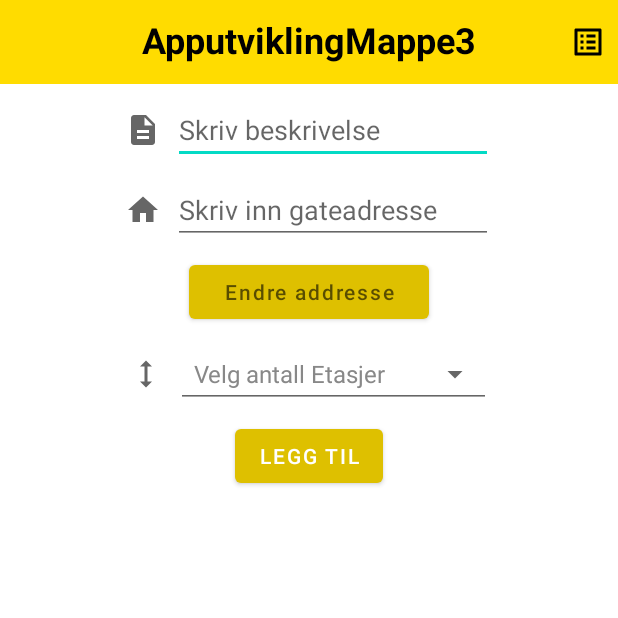
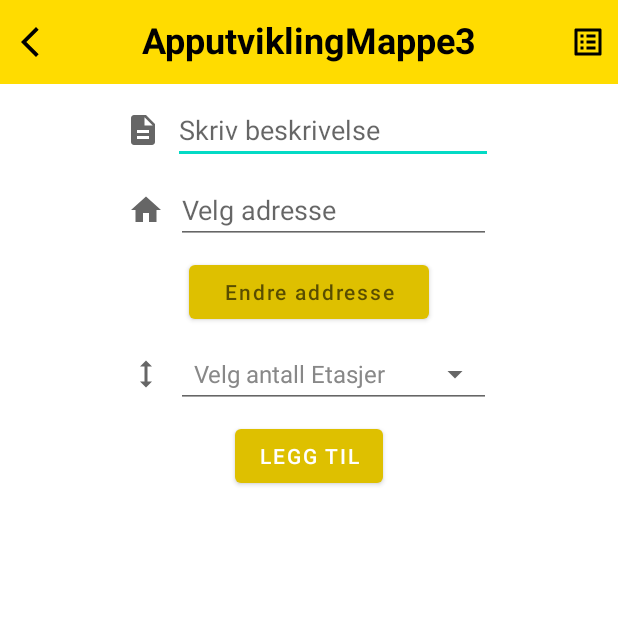
Before and after one commit to WilliamNerem/ApputviklingMappe3, an Android app: the HusList screen opened directly, with no data from a screen before it, after a tap on an icon or button, on a phone screen of 412 x 824 dp, the top half of it. Run offline under Robolectric (Android 15) with nearby library versions, the phone set to English and light mode, and no system bars.

Commit message:
Tilbake knapp, stack, scroll, delete, add fra list, ikke edit på adress

```diff
--- a/app/src/main/java/com/example/apputviklingmappe3_s344106_s344082/DBHandler.java
+++ b/app/src/main/java/com/example/apputviklingmappe3_s344106_s344082/DBHandler.java
@@ -81,6 +81,7 @@ public class DBHandler extends SQLiteOpenHelper {
 
     public void deleteHus(int in_id) {
         getJSON task = new getJSON();
+        System.out.println(in_id);
         String[] params = {"http://studdata.cs.oslomet.no/~dbuser5/www/deleteHus.php?id=" + in_id, "GET"};
         task.execute(params);
     }
--- a/app/src/main/java/com/example/apputviklingmappe3_s344106_s344082/HusList.java
+++ b/app/src/main/java/com/example/apputviklingmappe3_s344106_s344082/HusList.java
@@ -14,6 +14,7 @@ import java.util.List;
 
 public class HusList extends AppCompatActivity {
     private ImageView btnAdd;
+    private ImageView btnBack;
 
     @Override
     protected void onCreate(Bundle savedInstanceState) {
@@ -22,6 +23,7 @@ public class HusList extends AppCompatActivity {
 
         ListView listView = (ListView) findViewById(R.id.list_view_hus);
         btnAdd = (ImageView) findViewById(R.id.add);
+        btnBack = (ImageView) findViewById(R.id.back);
         button();
 
         DBHandler db = new DBHandler(this);
@@ -38,6 +40,14 @@ public class HusList extends AppCompatActivity {
                 startActivity(new Intent(HusList.this, LeggTil.class));
             }
         });
+
+        btnBack.setOnClickListener(new View.OnClickListener() {
+            @Override
+            public void onClick(View view) {
+                startActivity(new Intent(HusList.this, Maps.class));
+                finishAffinity();
+            }
+        });
     }
 
 }
--- a/app/src/main/java/com/example/apputviklingmappe3_s344106_s344082/HusListAdapter.java
+++ b/app/src/main/java/com/example/apputviklingmappe3_s344106_s344082/HusListAdapter.java
@@ -25,7 +25,6 @@ public class HusListAdapter extends ArrayAdapter<Hus> {
     private final int mResource;
     private DBHandler db;
     private final List<Hus> listHus;
-    private int id;
 
     public HusListAdapter(Context context, int resource, List<Hus> objects) {
         super(context, resource, objects);
@@ -45,6 +44,8 @@ public class HusListAdapter extends ArrayAdapter<Hus> {
 
         ImageButton buttonEditHus = (ImageButton) convertView.findViewById(R.id.buttonEditHus);
         ImageButton buttonDeleteHus = (ImageButton) convertView.findViewById(R.id.buttonDeleteHus);
+
+        int id = getItem(position).get_ID();
 /*
         id = getItem(position).get_ID();
         String beskrivelse = getItem(position).getBeskrivelse();
--- a/app/src/main/java/com/example/apputviklingmappe3_s344106_s344082/LeggTil.java
+++ b/app/src/main/java/com/example/apputviklingmappe3_s344106_s344082/LeggTil.java
@@ -23,16 +23,18 @@ import androidx.appcompat.app.AppCompatActivity;
 import com.google.android.gms.maps.model.LatLng;
 
 import java.io.IOException;
+import java.util.ArrayList;
 import java.util.List;
 import java.util.Locale;
 
 public class LeggTil extends AppCompatActivity {
     private DBHandler db;
     private ImageView btnList;
+    private ImageView btnBack;
     private Button btn;
     private Button btnEditAddresse;
     private EditText editBeskrivelse;
-    private EditText editGateadresse;
+    private TextView editGateadresse;
     private Spinner spinnerEtasjer;
     public List<Address> adresses;
     Geocoder geocoder;
@@ -44,19 +46,24 @@ public class LeggTil extends AppCompatActivity {
         setContentView(R.layout.legg_til);
         db = new DBHandler(this);
         btnList = (ImageView) findViewById(R.id.list);
+        btnBack = (ImageView) findViewById(R.id.back);
         btn = (Button) findViewById(R.id.btnLeggTil);
         btnEditAddresse = (Button) findViewById(R.id.editAddresse);
         editBeskrivelse = findViewById(R.id.beskrivelse);
         editGateadresse = findViewById(R.id.gateadresse);
         spinnerEtasjer = findViewById(R.id.etasjer);
         geocoder = new Geocoder(this, Locale.getDefault());
-        cords = getIntent().getExtras().getParcelable("lat,long");
-        try {
+
+        if (getIntent().getExtras() != null){
+            cords = getIntent().getExtras().getParcelable("lat,long");try {
             adresses = geocoder.getFromLocation(cords.latitude,cords.longitude,1);
-        } catch (IOException e) {
-            e.printStackTrace();
+                editGateadresse.setText(adresses.get(0).getAddressLine(0));
+            } catch (IOException e) {
+                e.printStackTrace();
+            }
         }
-        editGateadresse.setText(adresses.get(0).getAddressLine(0));
+
+
         button();
         setSpinner();
     }
@@ -65,7 +72,16 @@ public class LeggTil extends AppCompatActivity {
         btnList.setOnClickListener(new View.OnClickListener() {
             @Override
             public void onClick(View view) {
+                startActivity(new Intent(LeggTil.this, HusList.class));
+                finish();
+            }
+        });
+
+        btnBack.setOnClickListener(new View.OnClickListener() {
+            @Override
+            public void onClick(View view) {
                 startActivity(new Intent(LeggTil.this, Maps.class));
+                finishAffinity();
             }
         });
 
--- /dev/null
+++ b/app/src/main/res/drawable/ic_baseline_arrow_back_ios_new_24.xml
@@ -0,0 +1,10 @@
+<vector xmlns:android="http://schemas.android.com/apk/res/android"
+    android:width="24dp"
+    android:height="24dp"
+    android:viewportWidth="24"
+    android:viewportHeight="24"
+    android:tint="?attr/colorControlNormal">
+  <path
+      android:fillColor="@android:color/white"
+      android:pathData="M17.77,3.77l-1.77,-1.77l-10,10l10,10l1.77,-1.77l-8.23,-8.23z"/>
+</vector>
--- a/app/src/main/res/layout/hus_list.xml
+++ b/app/src/main/res/layout/hus_list.xml
@@ -15,8 +15,8 @@
         <ListView
             android:id="@+id/list_view_hus"
             android:layout_width="match_parent"
-            android:layout_height="wrap_content"
-            android:layout_marginTop="8dp"
+            android:layout_height="match_parent"
+            android:layout_marginTop="55dp"
             app:layout_constraintEnd_toEndOf="parent"
             app:layout_constraintStart_toStartOf="parent"
             app:layout_constraintTop_toBottomOf="@+id/husListToolbar" />
--- a/app/src/main/res/layout/legg_til.xml
+++ b/app/src/main/res/layout/legg_til.xml
@@ -71,12 +71,16 @@
                 app:layout_constraintTop_toTopOf="parent"
                 app:srcCompat="@drawable/ic_baseline_home_24" />
 
-            <EditText
+            <TextView
                 android:id="@+id/gateadresse"
-                android:layout_width="wrap_content"
-                android:layout_height="wrap_content"
+                android:layout_width="210dp"
+                android:layout_height="45dp"
                 android:ems="10"
                 android:hint="@string/hintGateadresse"
+                android:textColor="?attr/editTextColor"
+                android:background="?attr/editTextBackground"
+                android:gravity="center_vertical"
+                android:textAppearance="?android:attr/textAppearanceMediumInverse"
                 app:layout_constraintBottom_toBottomOf="parent"
                 app:layout_constraintEnd_toEndOf="parent"
                 app:layout_constraintHorizontal_bias="0.5"
--- a/app/src/main/res/layout/top_app_bar_maps.xml
+++ b/app/src/main/res/layout/top_app_bar_maps.xml
@@ -31,14 +31,14 @@
                 app:layout_constraintTop_toTopOf="parent" />
 
             <ImageView
-                android:id="@+id/list"
+                android:id="@+id/back"
                 android:layout_width="wrap_content"
                 android:layout_height="24dp"
-                android:layout_marginEnd="8dp"
+                android:layout_marginStart="8dp"
                 app:layout_constraintBottom_toBottomOf="parent"
-                app:layout_constraintEnd_toEndOf="@id/toolbar"
+                app:layout_constraintStart_toStartOf="@id/toolbar"
                 app:layout_constraintTop_toTopOf="parent"
-                app:srcCompat="@drawable/ic_baseline_list_alt_24"
+                app:srcCompat="@drawable/ic_baseline_arrow_back_ios_new_24"
                 app:tint="@color/black" />
 
             <TextView
@@ -55,6 +55,17 @@
                 app:layout_constraintRight_toRightOf="parent"
                 app:layout_constraintTop_toTopOf="parent" />
 
+            <ImageView
+                android:id="@+id/list"
+                android:layout_width="wrap_content"
+                android:layout_height="24dp"
+                android:layout_marginEnd="8dp"
+                app:layout_constraintBottom_toBottomOf="parent"
+                app:layout_constraintEnd_toEndOf="@id/toolbar"
+                app:layout_constraintTop_toTopOf="parent"
+                app:srcCompat="@drawable/ic_baseline_list_alt_24"
+                app:tint="@color/black" />
+
         </androidx.constraintlayout.widget.ConstraintLayout>
 
     </com.google.android.material.appbar.AppBarLayout>
--- a/app/src/main/res/values/strings.xml
+++ b/app/src/main/res/values/strings.xml
@@ -4,10 +4,9 @@
     <string name="titleEditHus">Endre hus</string>
     <string name="titleLeggTil">Legg til hus</string>
     <string name="hintBeskrivelse">Skriv beskrivelse</string>
-    <string name="hintGateadresse">Skriv inn gateadresse</string>
+    <string name="hintGateadresse">Velg adresse</string>
     <string name="hintLatitude">Skriv inn latitude</string>
     <string name="hintLongitude">Skriv inn longitude</string>
-    <string name="hintEtasjer">Velg antall etasjer</string>
     <string name="btnLeggTil">Legg til</string>
     <string-array name="etasjer">
         <item>Velg antall Etasjer</item>
```
Also changed, not shown: app/src/main/res/layout/top_app_bar.xml (+15 -4 lines).
